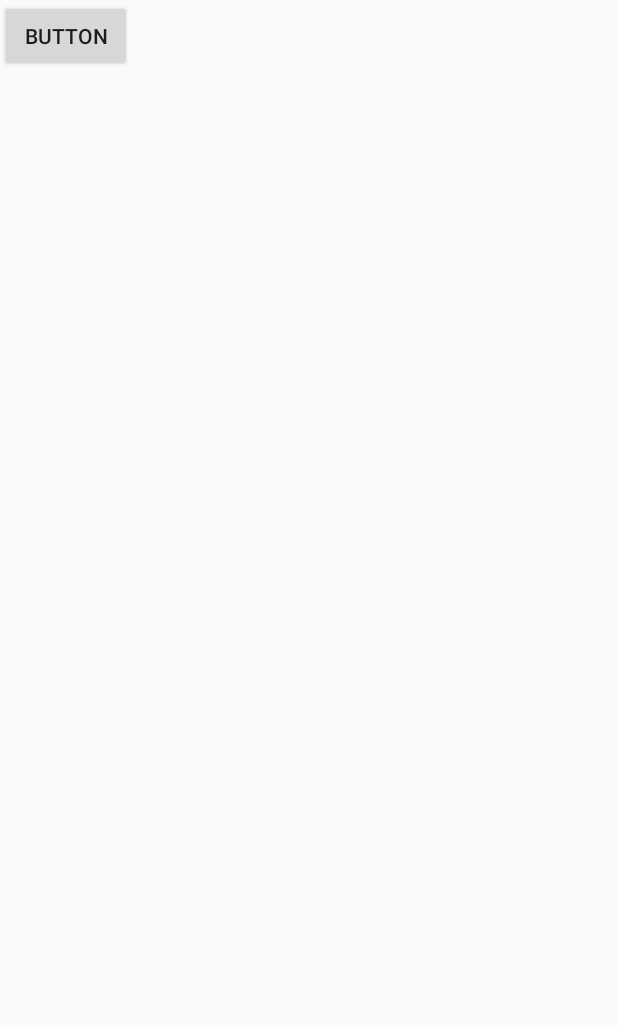
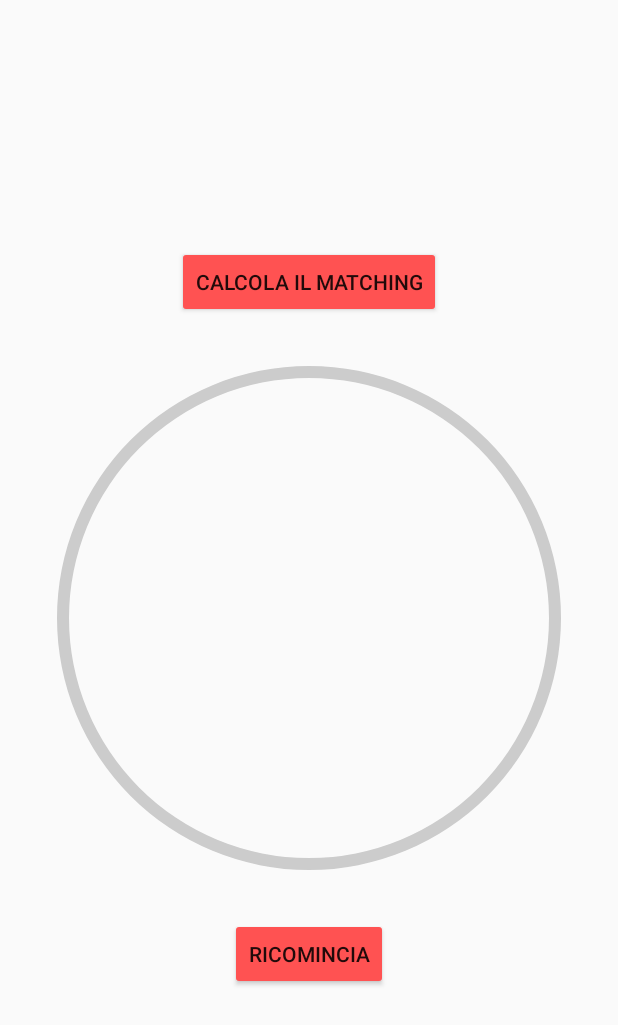
Before and after one commit to lopsandrea/doma, an Android app: the layout fragment_form3.xml on its own in the app's theme, with its tools: preview values and no code run, on a phone screen of 412 x 824 dp. Shown: the top 1025 px of the screen. Run offline under Robolectric (Android 15) with nearby library versions, the phone set to English and light mode, and no system bars.

Commit message:
FUNZIONA ANCHE MEGLIO

```diff
--- a/app/src/main/java/it/digi/doma/FormPagerAdapter.java
+++ b/app/src/main/java/it/digi/doma/FormPagerAdapter.java
@@ -18,7 +18,7 @@ public class FormPagerAdapter extends FragmentStatePagerAdapter {
             return new FragmentForm3();
         }
 
-        return new FragmentFormBase();
+        return new FragmentForm1();
     }
 
     @Override
--- /dev/null
+++ b/app/src/main/res/drawable/circle_shape.xml
@@ -0,0 +1,11 @@
+<?xml version="1.0" encoding="utf-8"?>
+<shape
+    xmlns:android="http://schemas.android.com/apk/res/android"
+    android:shape="ring"
+    android:innerRadiusRatio="2.5"
+    android:thickness="8dp"
+    android:useLevel="false">
+
+    <solid android:color="#CCC" />
+
+</shape>
--- /dev/null
+++ b/app/src/main/res/drawable/circular_progress_bar.xml
@@ -0,0 +1,18 @@
+<?xml version="1.0" encoding="utf-8"?>
+<rotate xmlns:android="http://schemas.android.com/apk/res/android"
+    android:fromDegrees="270"
+    android:toDegrees="270">
+    <shape
+        android:innerRadiusRatio="2.5"
+        android:shape="ring"
+        android:thickness="8dp"
+        android:useLevel="true"><!-- this line fixes the issue for lollipop api 21 -->
+
+        <gradient
+            android:angle="0"
+            android:endColor="@color/colorPrimary"
+            android:startColor="@color/colorAccent"
+            android:type="sweep"
+            android:useLevel="false" />
+    </shape>
+</rotate>
--- a/app/src/main/res/layout/fragment_form3.xml
+++ b/app/src/main/res/layout/fragment_form3.xml
@@ -1,16 +1,63 @@
 <?xml version="1.0" encoding="utf-8"?>
-<android.support.constraint.ConstraintLayout
-    xmlns:android="http://schemas.android.com/apk/res/android"
+<RelativeLayout xmlns:android="http://schemas.android.com/apk/res/android"
     xmlns:tools="http://schemas.android.com/tools"
     android:layout_width="match_parent"
-    android:layout_height="match_parent">
+    android:layout_height="match_parent"
+    xmlns:app="http://schemas.android.com/apk/res-auto"
+    android:orientation="vertical">
 
     <Button
         android:id="@+id/button"
         android:layout_width="wrap_content"
         android:layout_height="wrap_content"
-        android:text="Button"
-        tools:layout_editor_absoluteX="148dp"
-        tools:layout_editor_absoluteY="231dp"
-        tools:ignore="MissingConstraints" />
-</android.support.constraint.ConstraintLayout>
+        android:layout_above="@+id/progressBar"
+
+        android:layout_centerHorizontal="true"
+        android:backgroundTint="@color/colorAccent"
+        android:text="Calcola il matching"
+        tools:ignore="MissingConstraints"
+        tools:layout_editor_absoluteX="104dp"
+        tools:layout_editor_absoluteY="51dp" />
+
+    <ProgressBar
+        android:id="@+id/progressBar"
+        style="?android:attr/progressBarStyleHorizontal"
+        android:layout_width="400dp"
+        android:layout_height="400dp"
+        android:layout_centerInParent="true"
+        android:background="@drawable/circle_shape"
+        android:indeterminate="false"
+        android:max="100"
+        android:progress="0"
+        android:progressDrawable="@drawable/circular_progress_bar"
+        tools:ignore="MissingConstraints"
+        tools:layout_editor_absoluteX="42dp"
+        tools:layout_editor_absoluteY="105dp" />
+
+    <Button
+        android:id="@+id/button1"
+        android:layout_width="wrap_content"
+        android:layout_height="wrap_content"
+        android:layout_below="@+id/progressBar"
+        android:layout_centerHorizontal="true"
+
+        android:backgroundTint="@color/colorAccent"
+        android:text="Ricomincia"
+        tools:ignore="MissingConstraints"
+        tools:layout_editor_absoluteX="140dp"
+        tools:layout_editor_absoluteY="410dp" />
+
+    <TextView
+        android:id="@+id/textView"
+        android:layout_width="wrap_content"
+        android:layout_height="wrap_content"
+        android:layout_centerInParent="true"
+        android:text=" "
+        android:textSize="40sp"
+        android:textStyle="bold"
+        tools:ignore="MissingConstraints"
+        tools:layout_editor_absoluteX="164dp"
+        tools:layout_editor_absoluteY="228dp" />
+
+
+</RelativeLayout>
```
Also changed, not shown: app/src/main/java/it/digi/doma/FragmentForm3.java (+26 -4 lines), app/src/main/java/it/digi/doma/MainActivity.java (+6 -2 lines), app/src/main/res/drawable/progressbarbg.xml (added, +25 -0 lines).
